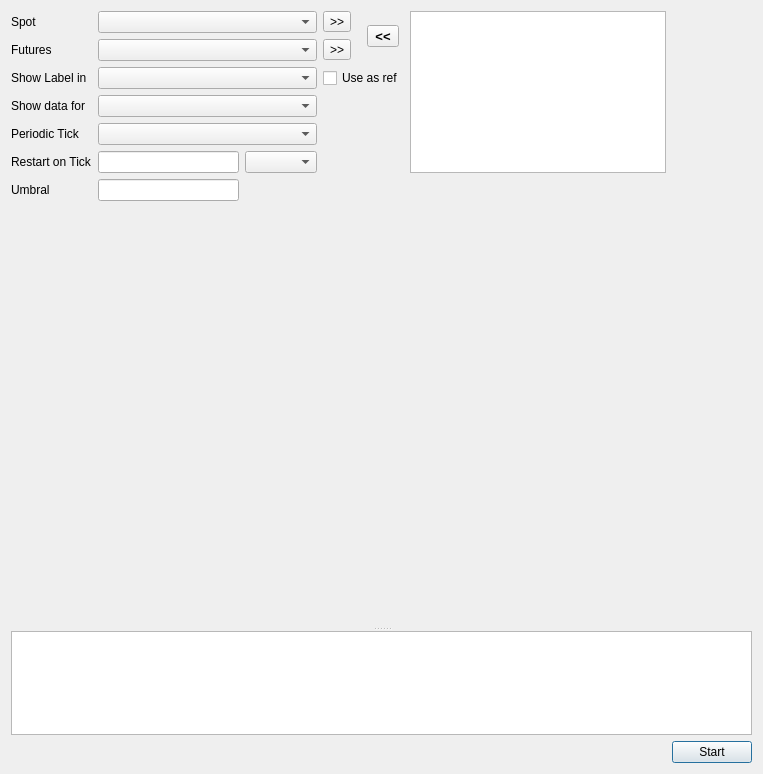
Before: the Qt Designer form ui/maindialog.ui in iamOgunyinka/octo-broccoli, drawn with Qt 5.
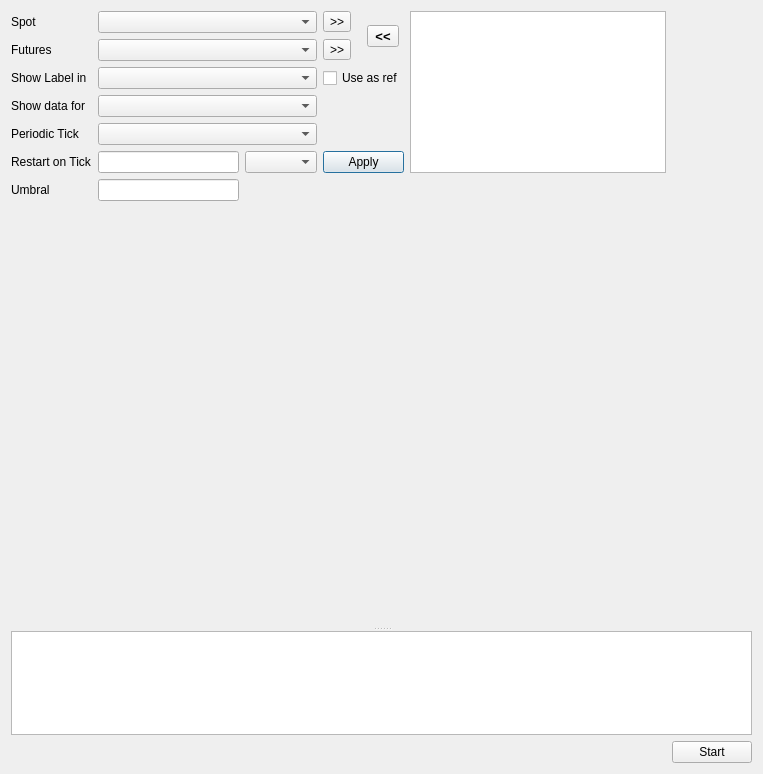
After: the same form once the commit is applied. Custom widgets are drawn as their Qt base class.

Patch:
```diff
--- a/ui/maindialog.ui
+++ b/ui/maindialog.ui
@@ -140,6 +140,13 @@
      <item row="6" column="1">
       <widget class="QLineEdit" name="umbralLine"/>
      </item>
+     <item row="5" column="4" colspan="2">
+      <widget class="QPushButton" name="applyButton">
+       <property name="text">
+        <string>Apply</string>
+       </property>
+      </widget>
+     </item>
     </layout>
    </item>
    <item row="1" column="0" colspan="2">
```
